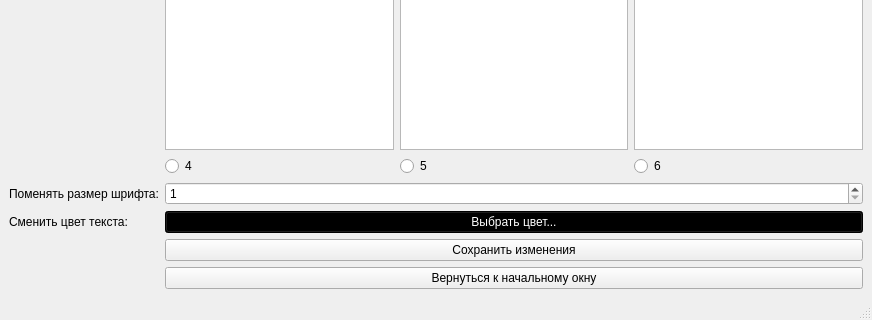
alizalas/QtProject, file My_Project/settings.ui: the form before one commit; both pictures show x 0 to 872 and y 342 to 662 of the 872 by 662 pixel window.
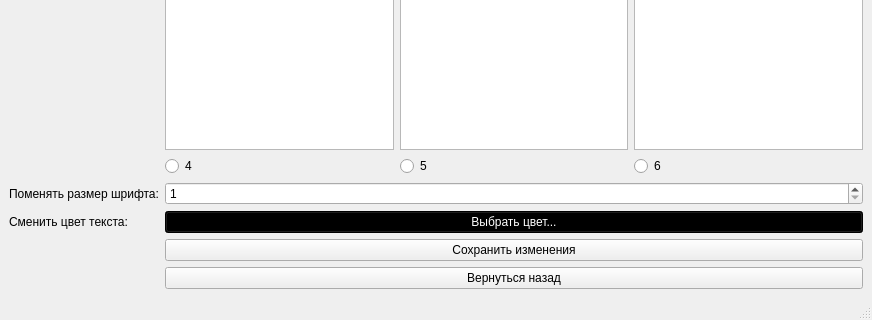
The form after the commit.

Commit message: 27.12.24 Ласкина Алиса (забыла окно)

```diff
--- a/My_Project/settings.ui
+++ b/My_Project/settings.ui
@@ -134,7 +134,7 @@
     <item row="4" column="1">
      <widget class="QPushButton" name="returne">
       <property name="text">
-       <string>Вернуться к начальному окну</string>
+       <string>Вернуться назад</string>
       </property>
      </widget>
     </item>
```
